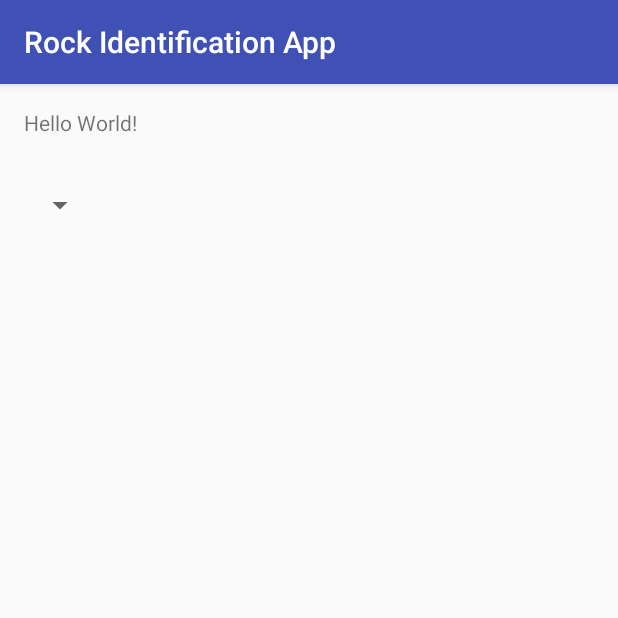
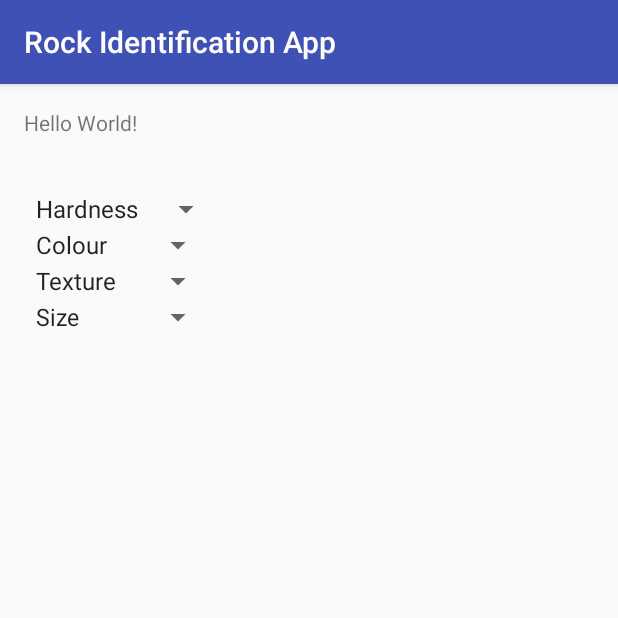
Before and after one commit to EricLeFort/3AO4, an Android app: the screen it shows after launch (Main), on a phone screen of 412 x 824 dp, the top half of it. Run offline under Robolectric (Android 15) with nearby library versions, the phone set to English and light mode, and no system bars.

Commit message:
Built main page spinners, connected

```diff
--- a/RockIdentificationApp/app/src/main/java/rockapp/rockidentificationapp/Main.java
+++ b/RockIdentificationApp/app/src/main/java/rockapp/rockidentificationapp/Main.java
@@ -2,12 +2,37 @@ package rockapp.rockidentificationapp;
 
 import android.support.v7.app.AppCompatActivity;
 import android.os.Bundle;
+import android.widget.ArrayAdapter;
+import android.widget.Button;
+import android.widget.CheckBox;
+import android.widget.Spinner;
 
 public class Main extends AppCompatActivity {
+
+    private Spinner hardnessSelect;
+    private Spinner colourSelect;
+    private Spinner textureSelect;
+    private Spinner sizeSelect;
+    private CheckBox useLocationChkBox;
+    private Button historyBtn;
+    private Button exitBtn;
 
     @Override
     protected void onCreate(Bundle savedInstanceState) {
         super.onCreate(savedInstanceState);
         setContentView(R.layout.activity_main);
+
+        //Connect private members
+        connectSpinner(hardnessSelect, R.id.hardness_select, R.array.hardness_array);
+        connectSpinner(colourSelect, R.id.colour_select, R.array.colour_array);
+        connectSpinner(textureSelect, R.id.texture_select, R.array.texture_array);
+        connectSpinner(sizeSelect, R.id.size_select, R.array.size_array);
+    }
+
+    private void connectSpinner(Spinner spinner, int viewId, int stringResourceId) {
+        spinner = (Spinner) findViewById(viewId);
+        ArrayAdapter<CharSequence> adapter = ArrayAdapter.createFromResource(this, stringResourceId, android.R.layout.simple_spinner_item);
+        adapter.setDropDownViewResource(android.R.layout.simple_spinner_dropdown_item);
+        spinner.setAdapter(adapter);
     }
 }
--- a/RockIdentificationApp/app/src/main/res/layout/activity_main.xml
+++ b/RockIdentificationApp/app/src/main/res/layout/activity_main.xml
@@ -18,10 +18,32 @@
     <Spinner
         android:layout_width="wrap_content"
         android:layout_height="wrap_content"
-        android:id="@+id/spinner"
+        android:id="@+id/hardness_select"
+        android:layout_marginTop="36dp"
         android:layout_below="@+id/textView"
         android:layout_alignParentLeft="true"
+        android:layout_alignParentStart="true" />
+
+    <Spinner
+        android:layout_width="wrap_content"
+        android:layout_height="wrap_content"
+        android:id="@+id/colour_select"
         android:layout_alignParentStart="true"
-        android:layout_marginTop="33dp" />
+        android:layout_below="@+id/hardness_select"
+        android:layout_alignParentLeft="true" />
+
+    <Spinner
+        android:layout_width="wrap_content"
+        android:layout_height="wrap_content"
+        android:id="@+id/texture_select"
+        android:layout_below="@+id/colour_select"
+        android:layout_alignParentLeft="true" />
+
+    <Spinner
+        android:layout_width="wrap_content"
+        android:layout_height="wrap_content"
+        android:id="@+id/size_select"
+        android:layout_below="@+id/texture_select"
+        android:layout_alignParentLeft="true" />
 
 </RelativeLayout>
--- /dev/null
+++ b/RockIdentificationApp/app/src/main/res/values/spinners.xml
@@ -0,0 +1,19 @@
+<?xml version="1.0" encoding="utf-8"?>
+<resources>
+    <string-array name="hardness_array">
+        <item>Hardness</item>
+        <item>Value #1</item>
+    </string-array>
+    <string-array name="colour_array">
+        <item>Colour</item>
+        <item>Value #1</item>
+    </string-array>
+    <string-array name="texture_array">
+        <item>Texture</item>
+        <item>Value #1</item>
+    </string-array>
+    <string-array name="size_array">
+        <item>Size</item>
+        <item>Value #1</item>
+    </string-array>
+</resources>
```
